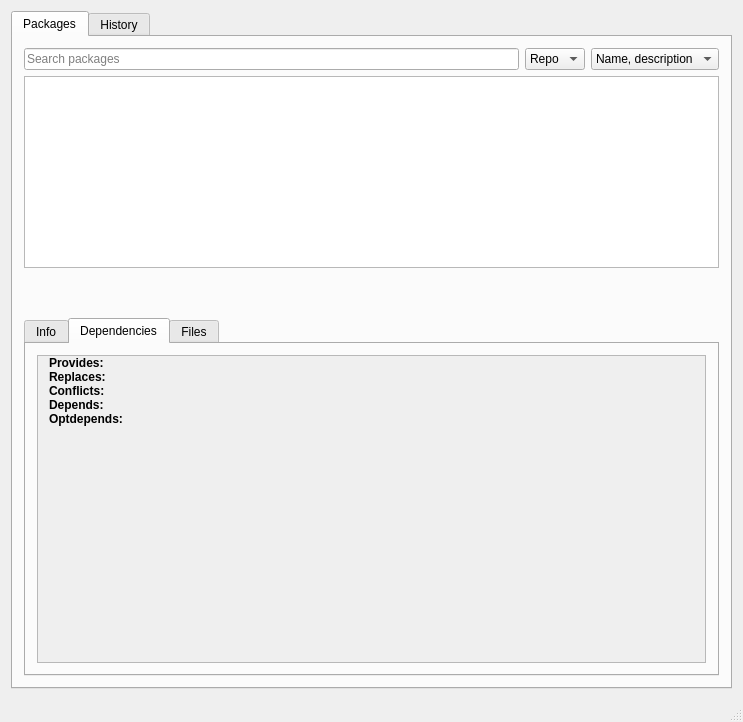
Shatur/orson, file src/mainwindow.ui: the form before one commit.
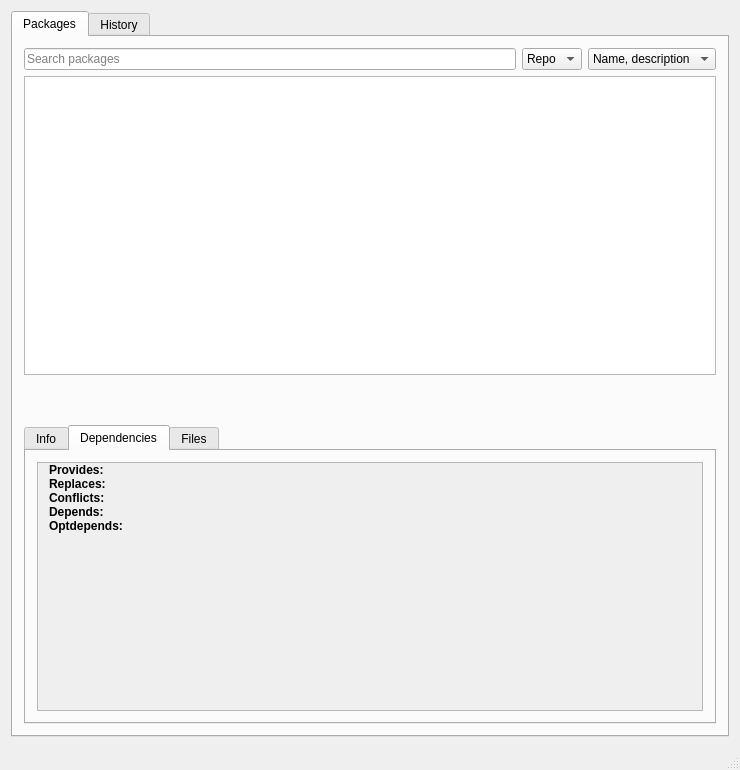
The form after the commit. The open tabs and pages were chosen to show the change. Icons and pictures are not drawn. Custom widgets are drawn as their Qt base class.

Commit message: Change window proportions

```diff
--- a/src/mainwindow.ui
+++ b/src/mainwindow.ui
@@ -6,8 +6,8 @@
    <rect>
     <x>0</x>
     <y>0</y>
-    <width>743</width>
-    <height>722</height>
+    <width>740</width>
+    <height>770</height>
    </rect>
   </property>
   <property name="windowTitle">
@@ -84,7 +84,7 @@
         <item>
          <widget class="PackagesView" name="packagesView">
           <property name="sizePolicy">
-           <sizepolicy hsizetype="Expanding" vsizetype="Preferred">
+           <sizepolicy hsizetype="Expanding" vsizetype="MinimumExpanding">
             <horstretch>0</horstretch>
             <verstretch>0</verstretch>
            </sizepolicy>
@@ -611,8 +611,8 @@
                 <rect>
                  <x>0</x>
                  <y>0</y>
-                 <width>97</width>
-                 <height>96</height>
+                 <width>684</width>
+                 <height>343</height>
                 </rect>
                </property>
                <layout class="QFormLayout" name="depsContentLayout">
```
Left out of the diff: 2 changed lines with no effect on the pictures.
